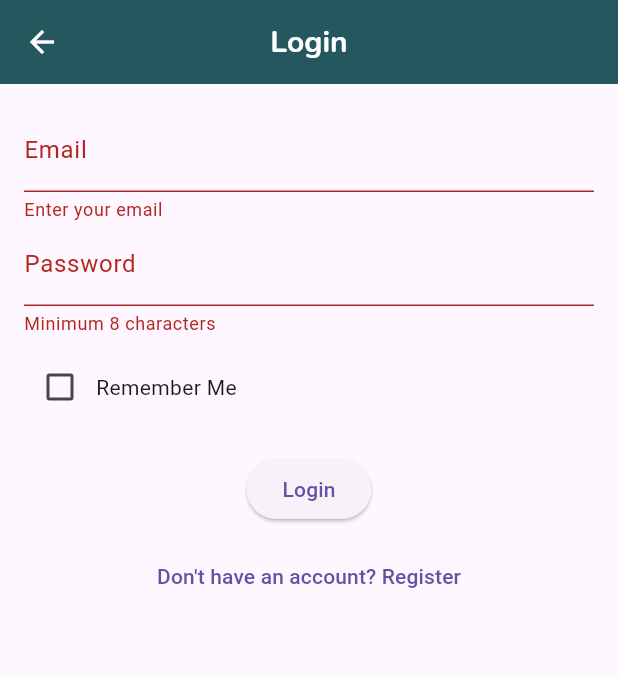
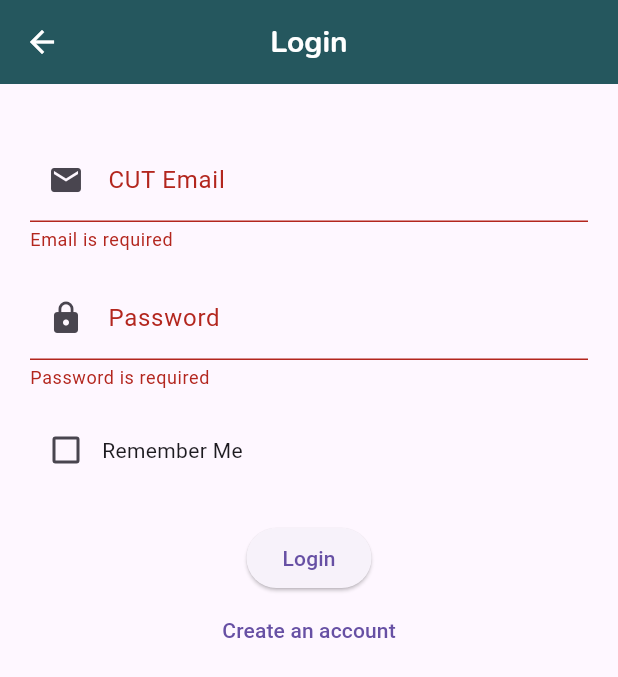
Before and after one commit to ArchipeSesanga/consultation_app, a Flutter app: the screen it shows after launch, after a tap on "Login", on a phone screen of 412 x 824 dp. Shown: the top 677 px of the screen. Run offline on Flutter 3.47's test engine with Material 3 defaults, Android fonts, the phone set to English and light mode, and no system bars; our stand-ins replace cloud_firestore, firebase_auth, firebase_core, google_fonts, image_picker, shared_preferences; accounts and stored records are empty; network calls fail.

Commit message:
don't merge yet!!

```diff
--- /dev/null
+++ b/lib/auth/auth_page.dart
@@ -0,0 +1,157 @@
+//import 'package:firebase_flutter/routes/app_router.dart';
+import 'package:assignement_1_2025/routes/route_manager.dart';
+import 'package:flutter/material.dart';
+import 'package:provider/provider.dart';
+import 'package:shared_preferences/shared_preferences.dart';
+//import '../services/auth_service.dart';
+import 'email_formfield.dart';
+import 'password_formfield.dart';
+
+class AuthPage extends StatefulWidget {
+  final bool isLogin;
+  const AuthPage({super.key, required this.isLogin});
+
+  @override
+  State<AuthPage> createState() => _AuthPageState();
+}
+
+class _AuthPageState extends State<AuthPage> {
+  final _formKey = GlobalKey<FormState>();
+  final _emailController = TextEditingController();
+  final _passwordController = TextEditingController();
+  final _nameController = TextEditingController();
+  bool _isLoading = false;
+  bool rememberMe = false;
+
+  @override
+  void initState() {
+    super.initState();
+    _loadSavedEmail();
+  }
+
+  Future<void> _loadSavedEmail() async {
+    final prefs = await SharedPreferences.getInstance();
+    final savedEmail = prefs.getString('savedEmail') ?? '';
+    final remember = prefs.getBool('rememberMe') ?? false;
+
+    if (remember) {
+      _emailController.text = savedEmail;
+      rememberMe = true;
+      setState(() {});
+    }
+  }
+
+  Future<void> _saveRememberMe(bool remember) async {
+    final prefs = await SharedPreferences.getInstance();
+    prefs.setBool('rememberMe', remember);
+
+    if (remember) {
+      prefs.setString('savedEmail', _emailController.text);
+    } else {
+      prefs.remove('savedEmail');
+    }
+  }
+
+  Future<void> _submit(BuildContext context) async {
+    if (!_formKey.currentState!.validate()) return;
+
+    setState(() => _isLoading = true);
+
+    try {
+      final authService = Provider.of<AuthService>(context, listen: false);
+
+      if (widget.isLogin) {
+        await _saveRememberMe(rememberMe);
+
+        await authService.login(
+          _emailController.text.trim(),
+          _passwordController.text.trim(),
+        );
+
+        Navigator.pushReplacementNamed(
+          context,
+          RouteManager.homeScreen,
+          arguments: _emailController.text.trim(),
+        );
+      } else {
+        await authService.register(
+          _emailController.text.trim(),
+          _passwordController.text.trim(),
+          _nameController.text.trim(),
+        );
+
+        Navigator.pushReplacementNamed(context, RouteManager.authPage);
+      }
+    } catch (e) {
+      ScaffoldMessenger.of(context).showSnackBar(
+        SnackBar(content: Text(e.toString())),
+      );
+    } finally {
+      setState(() => _isLoading = false);
+    }
+  }
+
+  @override
+  Widget build(BuildContext context) {
+    return Scaffold(
+      appBar: AppBar(title: Text(widget.isLogin ? 'Login' : 'Register')),
+      body: Padding(
+        padding: const EdgeInsets.all(20.0),
+        child: Form(
+          key: _formKey,
+          child: Column(
+            children: [
+              if (!widget.isLogin)
+                TextFormField(
+                  controller: _nameController,
+                  decoration: const InputDecoration(labelText: 'Full Name'),
+                  validator: (value) => value!.isEmpty ? 'Required field' : null,
+                ),
+              const SizedBox(height: 16),
+              EmailFormField(controller: _emailController),
+              const SizedBox(height: 16),
+              PasswordFormField(controller: _passwordController),
+              const SizedBox(height: 16),
+              if (widget.isLogin)
+                Row(
+                  children: [
+                    Checkbox(
+                      value: rememberMe,
+                      onChanged: (value) {
+                        setState(() {
+                          rememberMe = value!;
+                        });
+                      },
+                    ),
+                    const Text('Remember Me'),
+                  ],
+                ),
+              const SizedBox(height: 24),
+              ElevatedButton(
+                onPressed: _isLoading ? null : () => _submit(context),
+                child: _isLoading
+                    ? const CircularProgressIndicator()
+                    : Text(widget.isLogin ? 'Login' : 'Register'),
+              ),
+              TextButton(
+                onPressed: () => Navigator.pushReplacementNamed(
+                  context,
+                  widget.isLogin
+                      ? RouteManager.registrationPage
+                      : RouteManager.authPage,
+                ),
+                child: Text(widget.isLogin
+                    ? 'Create an account'
+                    : 'Already have an account?'),
+              ),
+            ],
+          ),
+        ),
+      ),
+    );
+  }
+}
+
+// This code defines an authentication page that allows users to either log in or register.
+// It uses a form with validation for email and password inputs, and conditionally shows a name input field for registration.
+// The page handles form submission, showing loading indicators and error messages as needed.
--- /dev/null
+++ b/lib/auth/email_formfield.dart
@@ -0,0 +1,28 @@
+import 'package:flutter/material.dart';
+
+class EmailFormField extends StatelessWidget {
+  final TextEditingController controller;
+  const EmailFormField({super.key, required this.controller});
+
+  @override
+  Widget build(BuildContext context) {
+    return TextFormField(
+      controller: controller,
+      keyboardType: TextInputType.emailAddress,
+      decoration: const InputDecoration(
+        labelText: 'CUT Email',
+        prefixIcon: Icon(Icons.email),
+      ),
+      validator: (value) {
+        if (value == null || value.isEmpty) return 'Email is required';
+        if (!value.endsWith('@cut.ac.za')) return 'Only CUT emails allowed';
+        return null;
+      },
+    );
+  }
+}
+// This widget is a custom email input field for a form. It uses a TextFormField to accept user input and validate the email address.
+//The validator checks if the email is empty and if it ends with '@cut.ac.za', which is a requirement for the application.
+//The field also includes an icon for better user experience.
+// The widget is reusable and can be easily integrated into any form that requires email input.
+//It enhances the user interface by providing clear feedback on the validity of the input, ensuring that only valid CUT email addresses are accepted.
--- /dev/null
+++ b/lib/auth/password_formfield.dart
@@ -0,0 +1,31 @@
+import 'package:flutter/material.dart';
+
+class PasswordFormField extends StatelessWidget {
+  final TextEditingController controller;
+  const PasswordFormField({super.key, required this.controller});
+
+  @override
+  Widget build(BuildContext context) {
+    return TextFormField(
+      controller: controller,
+      obscureText: true,
+      decoration: const InputDecoration(
+        labelText: 'Password',
+        prefixIcon: Icon(Icons.lock),
+      ),
+      validator: (value) {
+        if (value == null || value.isEmpty) return 'Password is required';
+        if (value.length < 8) return 'Minimum 8 characters';
+        if (!value.contains('@')) return 'Must contain @ symbol';
+        return null;
+      },
+    );
+  }
+}
+// // This widget is a custom password input field for a form. It uses a TextFormField to accept user input and validate the password.
+// // The validator checks if the password is empty, if it is at least 8 characters long, and if it contains an '@' symbol.
+// // The field also includes an icon for better user experience.
+// // The widget is reusable and can be easily integrated into any form that requires password input.
+// // It enhances the user interface by providing clear feedback on the validity of the input, ensuring that only strong passwords are accepted.
+// // This widget is a custom password input field for a form. It uses a TextFormField to accept user input and validate the password.
+// // The validator checks if the password is empty, if it is at least 8 characters long, and if it contains an '@' symbol.
--- /dev/null
+++ b/lib/lib/auth_page.dart
@@ -0,0 +1 @@
+// TODO Implement this library.
--- a/lib/main.dart
+++ b/lib/main.dart
@@ -66,7 +66,7 @@ class MyApp extends StatelessWidget {
         ),
       ),
 
-      initialRoute: RouteManager.login_screen,
+      initialRoute: RouteManager.authPage,
       onGenerateRoute: RouteManager.generateRoute,
     );
   }
--- a/lib/routes/route_manager.dart
+++ b/lib/routes/route_manager.dart
@@ -1,5 +1,5 @@
-import 'package:assignement_1_2025/views/students/login_screen.dart';
-import 'package:assignement_1_2025/views/students/register_screen.dart';
+import 'package:assignement_1_2025/auth/auth_page.dart';
+import "package:assignement_1_2025/views/students/register_screen.dart";
 import 'package:flutter/material.dart';
 import '../views/add_consultation_screen.dart';
 import '../views/consultation_details_screen.dart';
@@ -12,11 +12,10 @@ class RouteManager {
   static const String addConsultationScreen = '/addConsultation';
   static const String consultationDetailsScreen = '/consultationDetails';
   static const String profileScreen = '/profile';
-  static const String login_screen = '/login-screen';
+  static const String authPage = '/auth-page';
   static const String registrationPage = '/register';
-  static const String register_screen = '/studentRegistrationScreen';
   static const String studentRegistration = '/studentRegistration';
-  static const String mainPage = '/mainPage'; // Assuming you have this too
+  static const String mainPage = '/mainPage';
 
   static Route<dynamic> generateRoute(RouteSettings settings) {
     switch (settings.name) {
@@ -29,29 +28,27 @@ class RouteManager {
       case consultationDetailsScreen:
         final consultation = settings.arguments as Map<String, dynamic>;
         return MaterialPageRoute(
-          builder: (_) => ConsultationDetailsScreen(consultation: consultation),
+          builder: (_) =>
+              ConsultationDetailsScreen(consultation: consultation),
         );
 
       case profileScreen:
         return MaterialPageRoute(builder: (_) => const ProfilePage());
 
-      case login_screen:
+      case authPage:
         return MaterialPageRoute(
-          builder: (_) => const LoginView(isLogin: true),
+          builder: (_) => const AuthPage(isLogin: true),
         );
 
-      case register_screen:
+      case registrationPage:
         return MaterialPageRoute(
-          builder: (_) => const LoginView(isLogin: false),
+          builder: (_) => const AuthPage(isLogin: false),
         );
 
       case studentRegistration:
-        final args =
-            settings.arguments
-                as Map<String, dynamic>?; // if you’re passing initial values
+        final args = settings.arguments as Map<String, dynamic>?;
         return MaterialPageRoute(
-          builder:
-              (_) => StudentRegistrationScreen(
+          builder: (_) => RegisterScreen(
             studentId: args?['studentId'],
             initialEmail: args?['initialEmail'],
             initialPassword: args?['initialPassword'],
@@ -63,8 +60,7 @@ class RouteManager {
       case mainPage:
         final email = settings.arguments as String?;
         return MaterialPageRoute(
-          builder:
-              (_) => HomeScreen(email: ''), // replace with your main dashboard
+          builder: (_) => HomeScreen(email: email ?? ''),
         );
 
       default:
--- a/lib/viewmodels/auth_view_model.dart
+++ b/lib/viewmodels/auth_view_model.dart
@@ -1,4 +1,3 @@
-import 'package:assignement_1_2025/models/student.dart';
 import 'package:cloud_firestore/cloud_firestore.dart';
 import 'package:firebase_auth/firebase_auth.dart';
 
--- a/lib/views/students/login_screen.dart
+++ /dev/null
@@ -1,128 +0,0 @@
-import 'package:assignement_1_2025/viewmodels/auth_view_model.dart';
-import 'package:flutter/material.dart';
-
-import 'package:shared_preferences/shared_preferences.dart';
-
-class LoginView extends StatefulWidget {
-  const LoginView({super.key, required bool isLogin});
-
-  @override
-  State<LoginView> createState() => _LoginViewState();
-}
-
-class _LoginViewState extends State<LoginView> {
-  final _formKey = GlobalKey<FormState>();
-  final _emailController = TextEditingController();
-  final _passwordController = TextEditingController();
-  bool rememberMe = false;
-
-  final _authVM = AuthViewModel();
-
-  @override
-  void initState() {
-    super.initState();
-    _loadSavedEmail();
-  }
-
-  Future<void> _loadSavedEmail() async {
-    final prefs = await SharedPreferences.getInstance();
-    final savedEmail = prefs.getString('savedEmail') ?? '';
-    final remember = prefs.getBool('rememberMe') ?? false;
-    if (remember) {
-      _emailController.text = savedEmail;
-      rememberMe = true;
-      setState(() {});
-    }
-  }
-
-  Future<void> _saveRememberMe(bool remember) async {
-    final prefs = await SharedPreferences.getInstance();
-    prefs.setBool('rememberMe', remember);
-    if (remember) {
-      prefs.setString('savedEmail', _emailController.text);
-    } else {
-      prefs.remove('savedEmail');
-    }
-  }
-
-  @override
-  Widget build(BuildContext context) {
-    return Scaffold(
-      appBar: AppBar(title: const Text('Login')),
-      body: Padding(
-        padding: const EdgeInsets.all(16),
-        child: Form(
-          key: _formKey,
-          child: Column(
-            children: [
-              TextFormField(
-                controller: _emailController,
-                decoration: const InputDecoration(labelText: 'Email'),
-                keyboardType: TextInputType.emailAddress,
-                validator:
-                    (value) => value!.isEmpty ? 'Enter your email' : null,
-              ),
-              TextFormField(
-                controller: _passwordController,
-                decoration: const InputDecoration(labelText: 'Password'),
-                obscureText: true,
-                validator:
-                    (value) =>
-                        value!.length < 6 ? 'Minimum 8 characters' : null,
-              ),
-              const SizedBox(height: 10),
-              Row(
-                children: [
-                  Checkbox(
-                    value: rememberMe,
-                    onChanged: (value) {
-                      setState(() {
-                        rememberMe = value!;
-                      });
-                    },
-                  ),
-                  const Text('Remember Me'),
-                ],
-              ),
-              const SizedBox(height: 20),
-              ElevatedButton(
-                onPressed: () async {
-                  if (!_formKey.currentState!.validate()) return;
-
-                  await _saveRememberMe(rememberMe);
-
-                  final result = await _authVM.login(
-                    email: _emailController.text.trim(),
-                    password: _passwordController.text.trim(),
-                  );
-
-                  if (result == null) {
-                    ScaffoldMessenger.of(context).showSnackBar(
-                      const SnackBar(content: Text('Login successful')),
-                    );
-                    Navigator.pushReplacementNamed(context, '/HomePage');
-                  } else {
-                    ScaffoldMessenger.of(
-                      context,
-                    ).showSnackBar(SnackBar(content: Text(result)));
-                  }
-                },
-                child: const Text('Login'),
-              ),
-              const SizedBox(height: 10),
-              TextButton(
-                onPressed: () {
-                  Navigator.pushNamed(
-                    context,
-                    '/studentRegistrationScreen',
-                  ); // Make sure this route exists
-                },
-                child: const Text("Don't have an account? Register"),
-              ),
-            ],
-          ),
-        ),
-      ),
-    );
-  }
-}
```
Also changed, not shown: lib/views/students/register_screen.dart (+38 -43 lines). Lines whose indentation alone changed are shown as unchanged.
